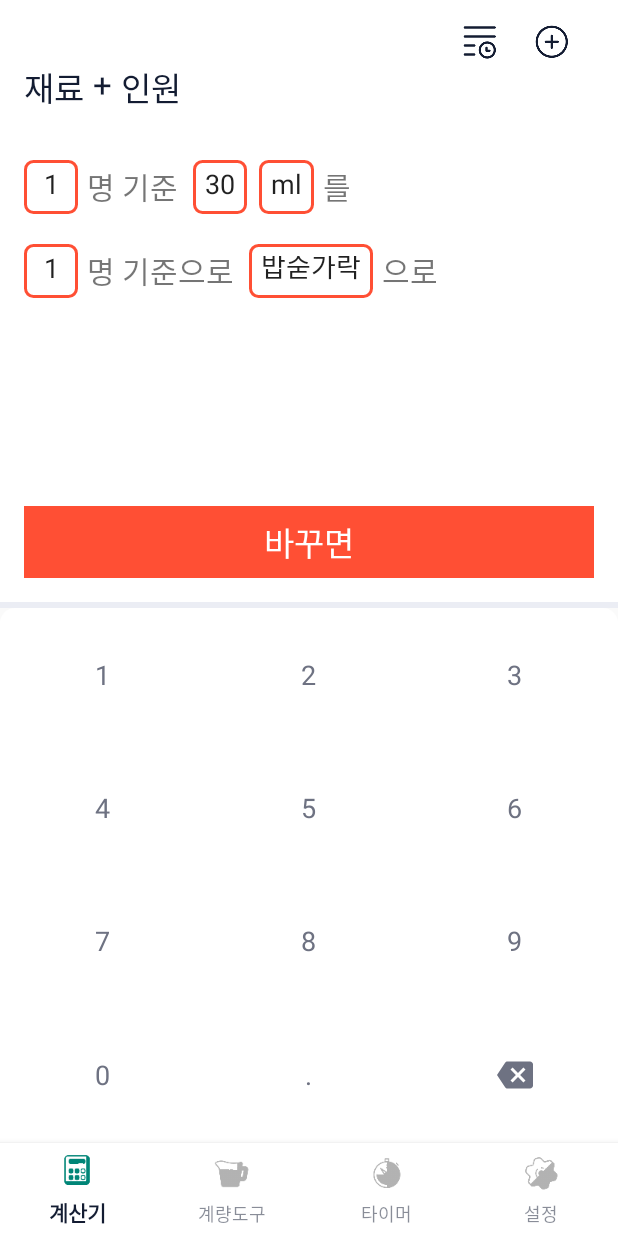
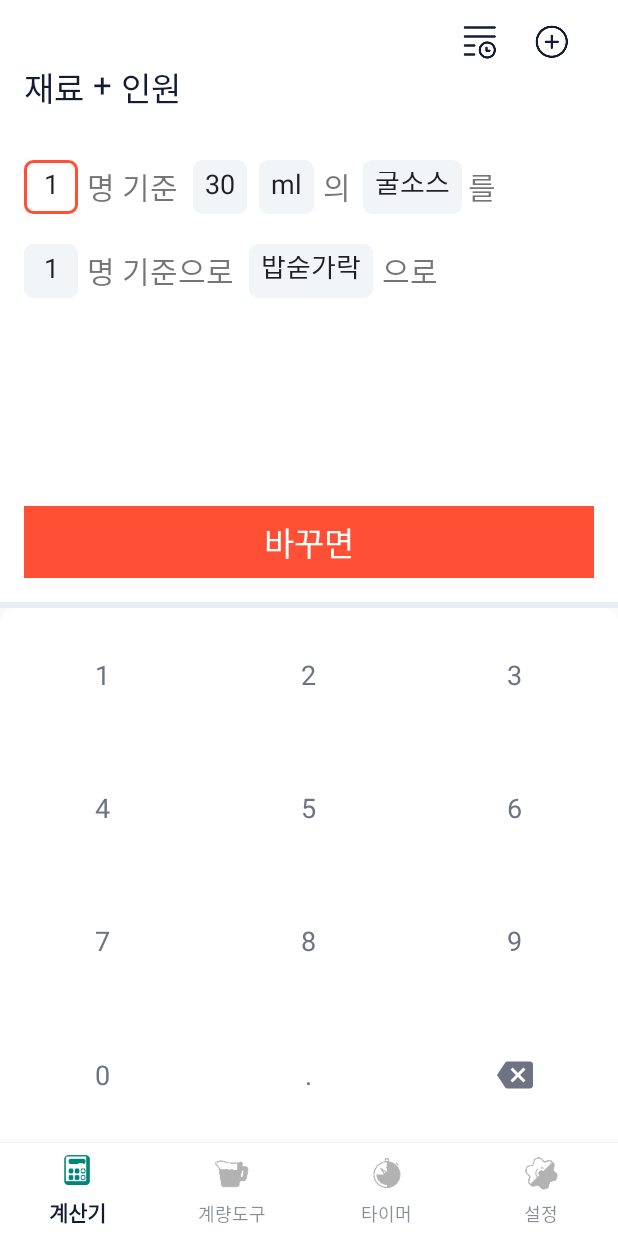
Before and after one commit to Nexters/Amoogye, an Android app: the screen it shows after launch (MainActivity), after a tap on "인원", on a phone screen of 412 x 824 dp. Run offline under Robolectric (Android 15) with nearby library versions, the phone set to English and light mode, and no system bars; our stand-ins replace data binding; libraries missing offline, so code that uses them is left out: io.realm; 13 statements that could not run were skipped.

Commit message:
feature-#17 [계산기] EditText focus 이벤트 추가
- EditText들의 기본 이미지를 비활성화 이미지로 적용
- focus시에 활성화 이미지로 변환기능 추가
- 재료+인원 fragment에 재료 EditText 추가

```diff
--- a/app/src/main/java/cookcook/nexters/com/amoogye/views/calc/presenter/IngredientFragment.kt
+++ b/app/src/main/java/cookcook/nexters/com/amoogye/views/calc/presenter/IngredientFragment.kt
@@ -22,21 +22,30 @@ class IngredientFragment : BaseFragment() {
     override fun setupViews(view: View) {
         initialize()
 
-        edit_ingredient_amount.setOnFocusChangeListener { _, isFocus ->
+        edit_ingredient_amount.setOnFocusChangeListener { v, isFocus ->
             if (isFocus) {
                 convertCalcLayoutState(CalcLayoutState.NUMBER)
+                v.setBackgroundResource(R.drawable.number_input_wrap_rounded_box)
+            } else {
+                v.setBackgroundResource(R.drawable.number_input_non_focus_wrap_rounded_box)
             }
         }
 
-        edit_ingredient_tool.setOnFocusChangeListener { _, isFocus ->
+        edit_ingredient_tool.setOnFocusChangeListener { v, isFocus ->
             if (isFocus) {
                 convertCalcLayoutState(CalcLayoutState.TOOL)
+                v.setBackgroundResource(R.drawable.number_input_wrap_rounded_box)
+            } else {
+                v.setBackgroundResource(R.drawable.number_input_non_focus_wrap_rounded_box)
             }
         }
 
-        edit_ingredient_unit.setOnFocusChangeListener { _, isFocus ->
+        edit_ingredient_unit.setOnFocusChangeListener { v, isFocus ->
             if (isFocus) {
                 convertCalcLayoutState(CalcLayoutState.UNIT)
+                v.setBackgroundResource(R.drawable.number_input_wrap_rounded_box)
+            } else {
+                v.setBackgroundResource(R.drawable.number_input_non_focus_wrap_rounded_box)
             }
         }
     }
@@ -69,7 +78,7 @@ class IngredientFragment : BaseFragment() {
 
         when (state) {
             CalcLayoutState.NUMBER -> calcFragment.binding.calcLayoutButton.visibility = View.VISIBLE
-            CalcLayoutState.TOOL -> calcFragment.binding.calcLayoutTool.visibility = View.VISIBLE
+            CalcLayoutState.TOOL ->  calcFragment.binding.calcLayoutTool.visibility = View.VISIBLE
             CalcLayoutState.UNIT -> calcFragment.binding.calcLayoutUnit.visibility = View.VISIBLE
             CalcLayoutState.INGREDIENT -> calcFragment.binding.calcLayoutIngredient.visibility = View.VISIBLE
         }
--- a/app/src/main/java/cookcook/nexters/com/amoogye/views/calc/presenter/TwiceFragment.kt
+++ b/app/src/main/java/cookcook/nexters/com/amoogye/views/calc/presenter/TwiceFragment.kt
@@ -20,33 +20,57 @@ class TwiceFragment : BaseFragment() {
     override fun setupViews(view: View) {
         initialize()
 
-        edit_twice_human_one.setOnFocusChangeListener { _, isFocus ->
+        edit_twice_human_one.setOnFocusChangeListener { v, isFocus ->
             if (isFocus) {
                 convertCalcLayoutState(CalcLayoutState.NUMBER)
+                v.setBackgroundResource(R.drawable.number_input_wrap_rounded_box)
+            } else {
+                v.setBackgroundResource(R.drawable.number_input_non_focus_wrap_rounded_box)
             }
         }
 
-        edit_twice_amount.setOnFocusChangeListener { _, isFocus ->
+        edit_twice_amount.setOnFocusChangeListener { v, isFocus ->
             if (isFocus) {
                 convertCalcLayoutState(CalcLayoutState.NUMBER)
+                v.setBackgroundResource(R.drawable.number_input_wrap_rounded_box)
+            } else {
+                v.setBackgroundResource(R.drawable.number_input_non_focus_wrap_rounded_box)
             }
         }
 
-        edit_twice_unit.setOnFocusChangeListener { _, isFocus ->
+        edit_twice_unit.setOnFocusChangeListener { v, isFocus ->
             if (isFocus) {
                 convertCalcLayoutState(CalcLayoutState.UNIT)
+                v.setBackgroundResource(R.drawable.number_input_wrap_rounded_box)
+            } else {
+                v.setBackgroundResource(R.drawable.number_input_non_focus_wrap_rounded_box)
             }
         }
 
-        edit_twice_human_two.setOnFocusChangeListener { _, isFocus ->
+        edit_twice_human_two.setOnFocusChangeListener { v, isFocus ->
             if (isFocus) {
                 convertCalcLayoutState(CalcLayoutState.NUMBER)
+                v.setBackgroundResource(R.drawable.number_input_wrap_rounded_box)
+            } else {
+                v.setBackgroundResource(R.drawable.number_input_non_focus_wrap_rounded_box)
             }
         }
 
-        edit_twice_tool.setOnFocusChangeListener { _, isFocus ->
+        edit_twice_tool.setOnFocusChangeListener { v, isFocus ->
             if (isFocus) {
                 convertCalcLayoutState(CalcLayoutState.TOOL)
+                v.setBackgroundResource(R.drawable.number_input_wrap_rounded_box)
+            } else {
+                v.setBackgroundResource(R.drawable.number_input_non_focus_wrap_rounded_box)
+            }
+        }
+
+        edit_twice_ingredient.setOnFocusChangeListener { v, isFocus ->
+            if (isFocus) {
+                convertCalcLayoutState(CalcLayoutState.INGREDIENT)
+                v.setBackgroundResource(R.drawable.number_input_wrap_rounded_box)
+            } else {
+                v.setBackgroundResource(R.drawable.number_input_non_focus_wrap_rounded_box)
             }
         }
     }
--- a/app/src/main/res/layout/fragment_calc_ingredient.xml
+++ b/app/src/main/res/layout/fragment_calc_ingredient.xml
@@ -18,7 +18,7 @@
                 android:textSize="18sp"
                 android:text="50"
                 android:textAlignment="center"
-                android:background="@drawable/number_input_wrap_rounded_box"/>
+                android:background="@drawable/number_input_non_focus_wrap_rounded_box"/>
 
             <EditText
                 android:id="@+id/edit_ingredient_unit"
@@ -29,7 +29,7 @@
                 android:textSize="18sp"
                 android:text="ml"
                 android:textAlignment="center"
-                android:background="@drawable/number_input_wrap_rounded_box"
+                android:background="@drawable/number_input_non_focus_wrap_rounded_box"
                 android:layout_toEndOf="@+id/edit_ingredient_amount"
                 android:layout_marginStart="8dp"
                 android:cursorVisible="false"/>
@@ -57,7 +57,7 @@
                 android:textSize="18sp"
                 android:text="밥숟가락"
                 android:textAlignment="center"
-                android:background="@drawable/number_input_wrap_rounded_box"
+                android:background="@drawable/number_input_non_focus_wrap_rounded_box"
                 android:cursorVisible="false"/>
 
             <TextView
--- a/app/src/main/res/layout/fragment_calc_twice.xml
+++ b/app/src/main/res/layout/fragment_calc_twice.xml
@@ -16,7 +16,7 @@
                 android:textSize="18sp"
                 android:text="1"
                 android:textAlignment="center"
-                android:background="@drawable/number_input_wrap_rounded_box"/>
+                android:background="@drawable/number_input_non_focus_wrap_rounded_box"/>
 
             <TextView
                 android:id="@+id/txt_twice_human_standard"
@@ -37,7 +37,7 @@
                 android:textSize="18sp"
                 android:text="30"
                 android:textAlignment="center"
-                android:background="@drawable/number_input_wrap_rounded_box"
+                android:background="@drawable/number_input_non_focus_wrap_rounded_box"
                 android:layout_toEndOf="@+id/txt_twice_human_standard"
                 android:layout_marginStart="10dp"/>
 
@@ -50,8 +50,32 @@
                 android:textSize="18sp"
                 android:text="ml"
                 android:textAlignment="center"
-                android:background="@drawable/number_input_wrap_rounded_box"
+                android:background="@drawable/number_input_non_focus_wrap_rounded_box"
                 android:layout_toEndOf="@+id/edit_twice_amount"
+                android:layout_marginStart="8dp"
+                android:cursorVisible="false"/>
+
+            <TextView
+                android:id="@+id/txt_twice_dml"
+                android:layout_width="wrap_content"
+                android:layout_height="wrap_content"
+                android:text="의"
+                android:textSize="20sp"
+                android:layout_centerVertical="true"
+                android:layout_toEndOf="@+id/edit_twice_unit"
+                android:layout_marginStart="6dp"/>
+
+            <EditText
+                android:id="@+id/edit_twice_ingredient"
+                android:layout_width="wrap_content"
+                android:layout_height="36dp"
+                android:minWidth="36dp"
+                android:padding="8dp"
+                android:textSize="18sp"
+                android:text="굴소스"
+                android:textAlignment="center"
+                android:background="@drawable/number_input_non_focus_wrap_rounded_box"
+                android:layout_toEndOf="@id/txt_twice_dml"
                 android:layout_marginStart="8dp"
                 android:cursorVisible="false"/>
 
@@ -61,8 +85,8 @@
                 android:text="를"
                 android:textSize="20sp"
                 android:layout_centerVertical="true"
-                android:layout_toEndOf="@+id/edit_twice_unit"
-                android:layout_marginStart="6dp"/>
+                android:layout_toEndOf="@id/edit_twice_ingredient"
+                android:layout_marginStart="4dp"/>
         </RelativeLayout>
 
         <RelativeLayout
@@ -79,7 +103,7 @@
                 android:textSize="18sp"
                 android:text="1"
                 android:textAlignment="center"
-                android:background="@drawable/number_input_wrap_rounded_box"/>
+                android:background="@drawable/number_input_non_focus_wrap_rounded_box"/>
 
             <TextView
                 android:id="@+id/txt_twice_human_standard_two"
@@ -100,7 +124,7 @@
                 android:textSize="18sp"
                 android:text="밥숟가락"
                 android:textAlignment="center"
-                android:background="@drawable/number_input_wrap_rounded_box"
+                android:background="@drawable/number_input_non_focus_wrap_rounded_box"
                 android:layout_toEndOf="@+id/txt_twice_human_standard_two"
                 android:layout_marginStart="10dp"
                 android:cursorVisible="false"/>
```
Also changed, not shown: app/src/main/java/cookcook/nexters/com/amoogye/views/calc/presenter/PortionFragment.kt (+16 -4 lines), app/src/main/res/layout/fragment_calc_portion.xml (+4 -4 lines).
